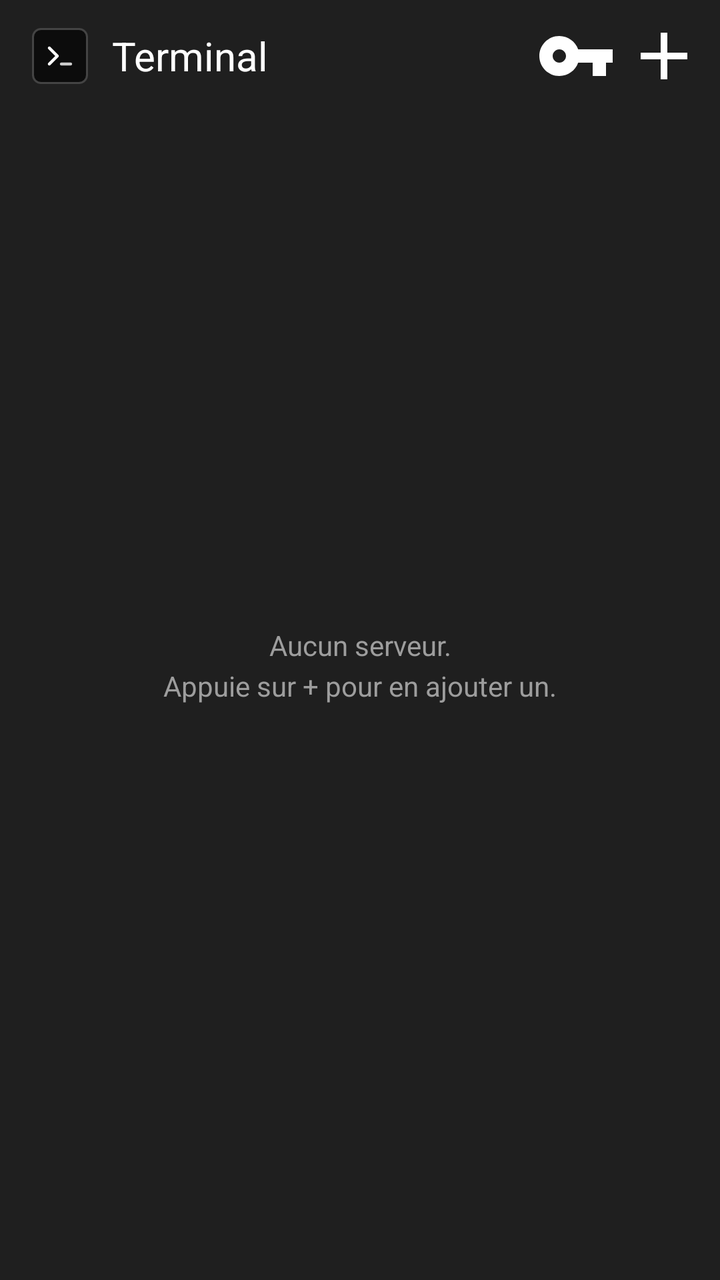
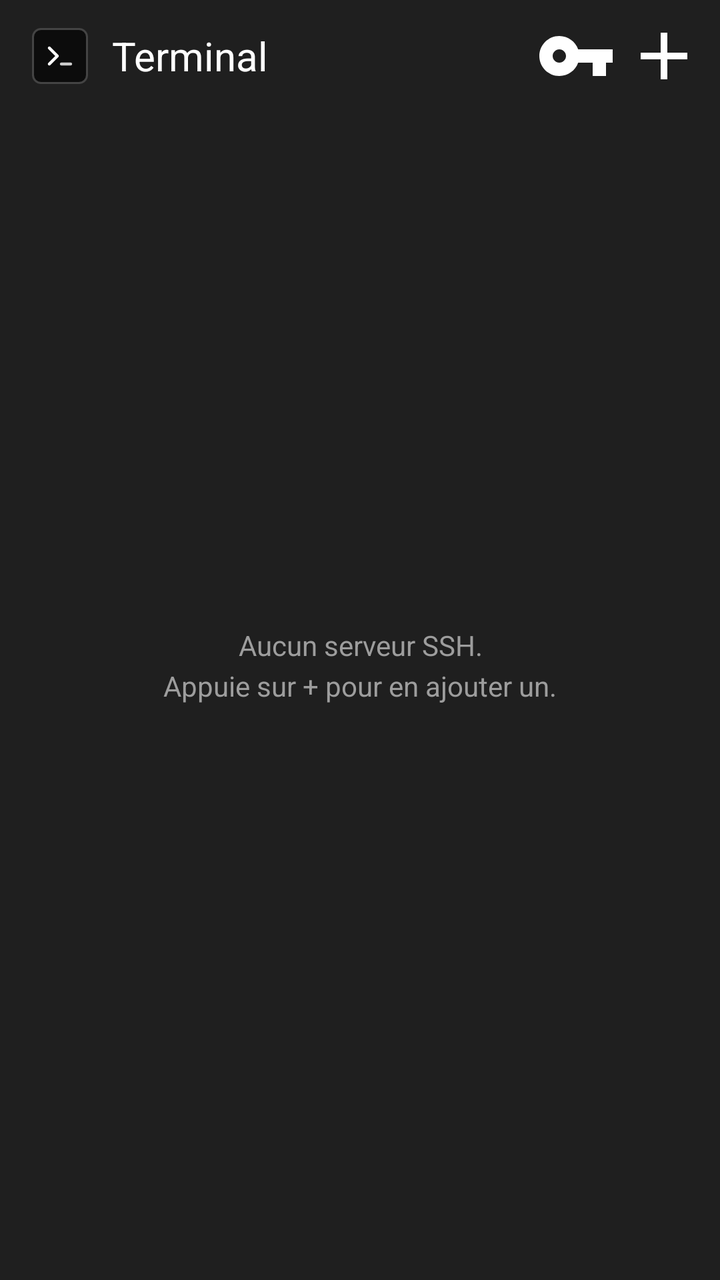

The first picture is an Android layout as it rendered before a commit; the second is the same layout after the commit. The layout source and the unified diff follow.
<!-- AndroidManifest.xml: application theme Theme.Terminal -->
<!-- res/layout/activity_servers.xml -->
<?xml version="1.0" encoding="utf-8"?>
<LinearLayout xmlns:android="http://schemas.android.com/apk/res/android"
    android:id="@+id/root"
    android:layout_width="match_parent"
    android:layout_height="match_parent"
    android:background="@color/chrome"
    android:orientation="vertical">

    <LinearLayout
        android:layout_width="match_parent"
        android:layout_height="56dp"
        android:gravity="center_vertical"
        android:orientation="horizontal"
        android:paddingStart="8dp"
        android:paddingEnd="8dp">

        <ImageButton
            android:id="@+id/back"
            android:layout_width="40dp"
            android:layout_height="40dp"
            android:background="@drawable/bg_round_button"
            android:contentDescription="Retour"
            android:src="@drawable/ic_back"
            android:visibility="gone" />

        <FrameLayout
            android:id="@+id/logo"
            android:layout_width="28dp"
            android:layout_height="28dp"
            android:layout_marginStart="8dp"
            android:background="@drawable/bg_icon_tile">

            <ImageView
                android:layout_width="16dp"
                android:layout_height="16dp"
                android:layout_gravity="center"
                android:importantForAccessibility="no"
                android:src="@drawable/ic_prompt" />
        </FrameLayout>

        <TextView
            android:id="@+id/title"
            android:layout_width="0dp"
            android:layout_height="wrap_content"
            android:layout_marginStart="12dp"
            android:layout_weight="1"
            android:text="Terminal"
            android:textColor="@color/text_primary"
            android:textSize="20sp" />

        <ImageButton
            android:id="@+id/keys"
            android:layout_width="40dp"
            android:layout_height="40dp"
            android:background="@drawable/bg_round_button"
            android:contentDescription="Clés SSH"
            android:src="@drawable/ic_key" />

        <ImageButton
            android:id="@+id/add"
            android:layout_width="40dp"
            android:layout_height="40dp"
            android:layout_marginStart="4dp"
            android:background="@drawable/bg_round_button"
            android:contentDescription="Ajouter un serveur"
            android:src="@drawable/ic_add" />
    </LinearLayout>

    <TextView
        android:id="@+id/update"
        android:layout_width="match_parent"
        android:layout_height="wrap_content"
        android:layout_marginStart="12dp"
        android:layout_marginEnd="12dp"
        android:layout_marginBottom="8dp"
        android:background="@drawable/bg_banner"
        android:padding="14dp"
        android:textColor="@color/text_primary"
        android:textSize="14sp"
        android:visibility="gone" />

    <FrameLayout
        android:layout_width="match_parent"
        android:layout_height="0dp"
        android:layout_weight="1">

        <ListView
            android:id="@+id/list"
            android:layout_width="match_parent"
            android:layout_height="match_parent"
            android:clipToPadding="false"
            android:divider="@null"
            android:dividerHeight="4dp"
            android:listSelector="@android:color/transparent"
            android:paddingStart="12dp"
            android:paddingEnd="12dp"
            android:paddingBottom="12dp"
            android:scrollbarStyle="outsideOverlay" />

        <TextView
            android:id="@+id/empty"
            android:layout_width="wrap_content"
            android:layout_height="wrap_content"
            android:layout_gravity="center"
            android:gravity="center"
            android:lineSpacingExtra="4dp"
            android:padding="32dp"
            android:text="Aucun serveur.\nAppuie sur + pour en ajouter un."
            android:textColor="@color/text_secondary"
            android:textSize="14sp" />
    </FrameLayout>

    <TextView
        android:id="@+id/version"
        android:layout_width="match_parent"
        android:layout_height="wrap_content"
        android:gravity="center"
        android:padding="8dp"
        android:textColor="#FF5E5E5E"
        android:textSize="11sp" />
</LinearLayout>
<!-- resources referenced by this layout -->
<resources>
  <color name="chrome">#FF1F1F1F</color>
  <color name="text_primary">#FFFFFFFF</color>
  <color name="text_secondary">#FF9D9D9D</color>
  <!-- drawable bg_banner (drawable) -->
  <ripple xmlns:android="http://schemas.android.com/apk/res/android" android:color="#1AFFFFFF">
      <item><shape><solid android:color="#FF1B3A4B" /><corners android:radius="6dp" /><stroke android:width="1dp" android:color="#FF2A5A73" /></shape></item>
  </ripple>
  <!-- drawable bg_icon_tile (drawable) -->
  <shape xmlns:android="http://schemas.android.com/apk/res/android">
      <solid android:color="@color/terminal_bg" />
      <corners android:radius="4dp" />
      <stroke android:width="1dp" android:color="#FF444444" />
  </shape>
  <!-- drawable bg_round_button (drawable) -->
  <ripple xmlns:android="http://schemas.android.com/apk/res/android" android:color="#26FFFFFF">
      <item android:id="@android:id/mask"><shape><solid android:color="#FFFFFFFF" /><corners android:radius="4dp" /></shape></item>
  </ripple>
  <!-- drawable ic_add (drawable) -->
  <vector xmlns:android="http://schemas.android.com/apk/res/android" android:width="20dp" android:height="20dp" android:viewportWidth="24" android:viewportHeight="24">
      <path android:fillColor="#FFFFFFFF" android:pathData="M19,13h-6v6h-2v-6H5v-2h6V5h2v6h6v2z" />
  </vector>
  <!-- drawable ic_back (drawable) -->
  <vector xmlns:android="http://schemas.android.com/apk/res/android" android:width="20dp" android:height="20dp" android:viewportWidth="24" android:viewportHeight="24">
      <path android:fillColor="#FFFFFFFF" android:pathData="M20,11H7.83l5.59,-5.59L12,4l-8,8 8,8 1.41,-1.41L7.83,13H20v-2z" />
  </vector>
  <!-- drawable ic_key (drawable) -->
  <vector xmlns:android="http://schemas.android.com/apk/res/android" android:width="20dp" android:height="20dp" android:viewportWidth="24" android:viewportHeight="24">
      <path android:fillColor="#FFFFFFFF" android:pathData="M12.65,10C11.83,7.67 9.61,6 7,6c-3.31,0 -6,2.69 -6,6s2.69,6 6,6c2.61,0 4.83,-1.67 5.65,-4H17v4h4v-4h2v-4H12.65zM7,14c-1.1,0 -2,-0.9 -2,-2s0.9,-2 2,-2 2,0.9 2,2 -0.9,2 -2,2z" />
  </vector>
  <!-- drawable ic_prompt (drawable) -->
  <vector xmlns:android="http://schemas.android.com/apk/res/android" android:width="16dp" android:height="16dp" android:viewportWidth="24" android:viewportHeight="24">
      <path android:strokeColor="#FFFFFFFF" android:strokeWidth="2.2" android:strokeLineCap="round" android:strokeLineJoin="round" android:pathData="M4,6 L10,12 L4,18" />
      <path android:strokeColor="#FFCCCCCC" android:strokeWidth="2.2" android:strokeLineCap="round" android:pathData="M13,18 L20,18" />
  </vector>
  <color name="terminal_bg">#FF0C0C0C</color>
  <color name="accent">#FF4CC2FF</color>
  <style name="Theme.Terminal.Dialog" parent="android:Theme.Material.Dialog.Alert">
          <item name="android:colorAccent">@color/accent</item>
          <item name="android:windowBackground">@drawable/bg_dialog</item>
          <item name="android:textColorPrimary">@color/text_primary</item>
      </style>
  <!-- drawable bg_dialog (drawable) -->
  <shape xmlns:android="http://schemas.android.com/apk/res/android">
      <solid android:color="@color/surface" />
      <corners android:radius="8dp" />
      <stroke android:width="1dp" android:color="@color/stroke" />
  </shape>
  <color name="surface">#FF2B2B2B</color>
  <color name="stroke">#FF3A3A3A</color>
</resources>

<!-- the commit's change to res/layout/activity_servers.xml (unified diff, before → after) -->
@@ -105,7 +105,7 @@
             android:gravity="center"
             android:lineSpacingExtra="4dp"
             android:padding="32dp"
-            android:text="Aucun serveur.\nAppuie sur + pour en ajouter un."
+            android:text="Aucun serveur SSH.\nAppuie sur + pour en ajouter un."
             android:textColor="@color/text_secondary"
             android:textSize="14sp" />
     </FrameLayout>
